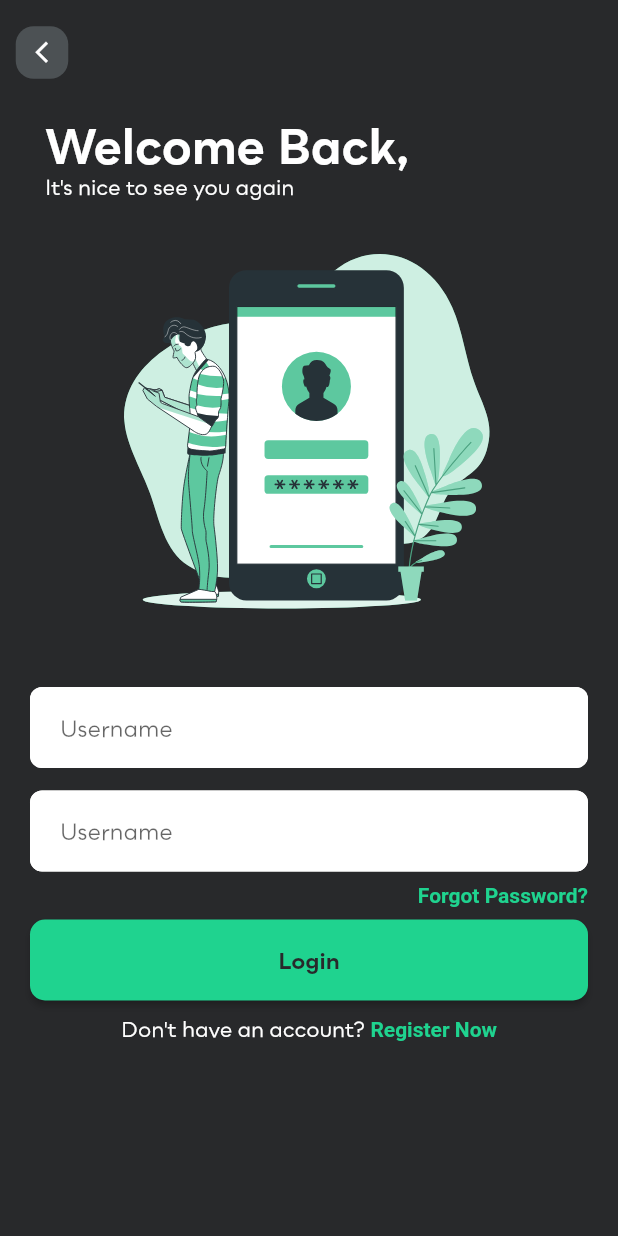
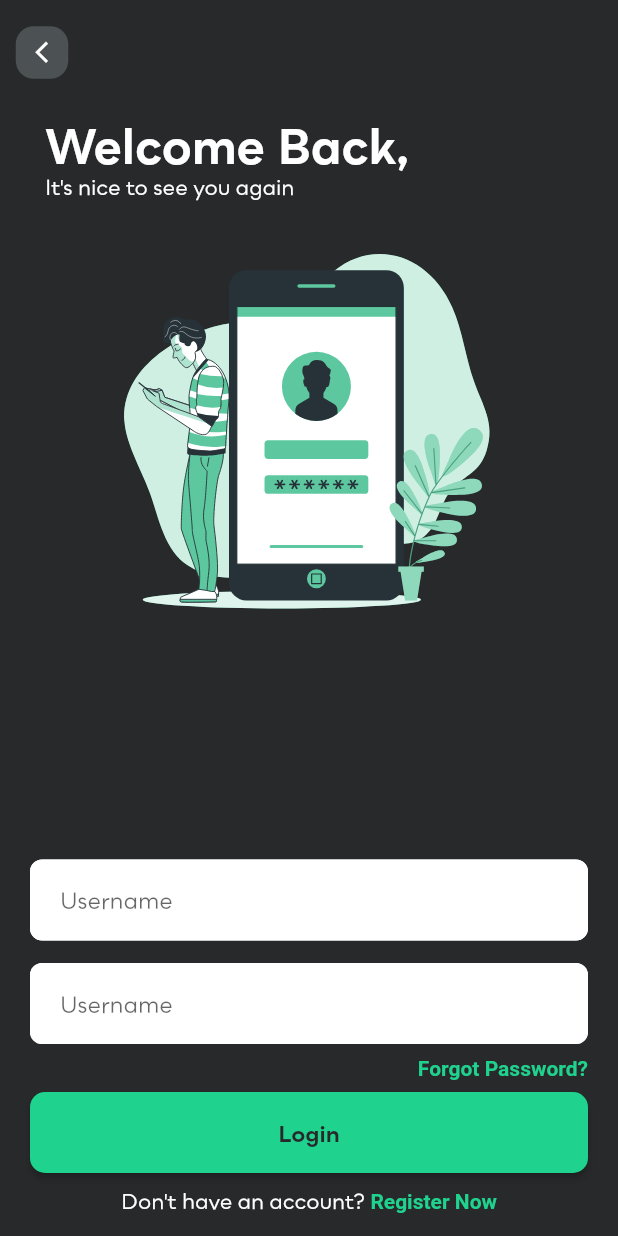
Before and after one commit to akram-mohammad/smart-home, a Flutter app: the screen it shows after launch, after a tap on "Login", on a phone screen of 412 x 824 dp. Run offline on Flutter 3.47's test engine with Material 2 defaults, Android fonts, the phone set to English and light mode, and no system bars; our stand-ins replace firebase_core, flutter_svg; accounts and stored records are empty.

Commit message:
textfield bug fixed

```diff
--- a/lib/ui/screens/authentication/forgot_otp.dart
+++ b/lib/ui/screens/authentication/forgot_otp.dart
@@ -66,8 +66,6 @@ class OTPPage extends StatelessWidget {
                 ),
               ),
             ),
-            Column(
-              children: [
             RegularElevatedButton(
               title: 'Verify',
               page: ResetPasswordPage(),
@@ -80,8 +78,6 @@ class OTPPage extends StatelessWidget {
               height: 20.0,
             )
           ],
-            )
-          ],
         ),
       ),
     );
--- a/lib/ui/screens/authentication/sign_in.dart
+++ b/lib/ui/screens/authentication/sign_in.dart
@@ -18,6 +18,10 @@ class LoginPage extends StatelessWidget {
       appBar: EmptyAppbar(start: true),
       body: Padding(
         padding: const EdgeInsets.symmetric(horizontal: 20.0),
+        child: Column(
+          crossAxisAlignment: CrossAxisAlignment.start,
+          children: [
+            Expanded(
               child: SingleChildScrollView(
                 child: Column(
                   crossAxisAlignment: CrossAxisAlignment.start,
@@ -50,6 +54,10 @@ class LoginPage extends StatelessWidget {
                     ),
                     SizedBox(
                       height: 15.0,
+                    ),
+                  ],
+                ),
+              ),
             ),
             RegularTextField(),
             SizedBox(
@@ -114,9 +122,11 @@ class LoginPage extends StatelessWidget {
                   ],
                 ),
               ),
-              )
+            ),
+            SizedBox(
+              height: 15.0,
+            ),
           ],
-          ),
         ),
       ),
     );
```
Also changed, not shown: lib/ui/screens/authentication/forgot_pass.dart (+12 -2 lines). Lines whose indentation alone changed are shown as unchanged.
